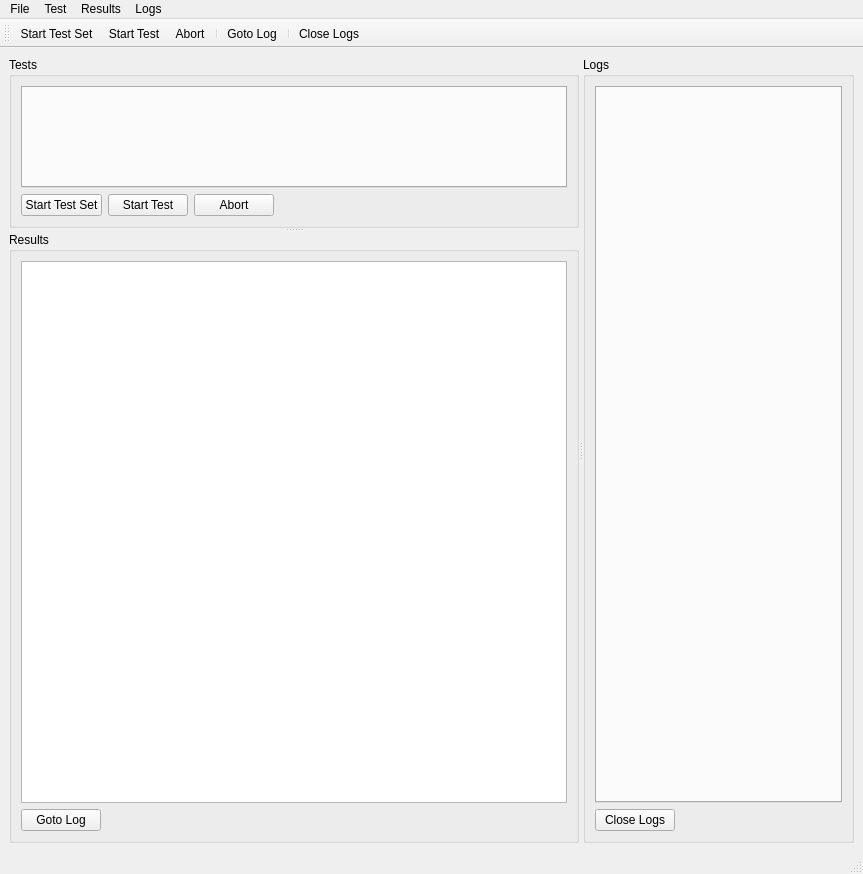
Old version of the form MainWindow.ui in the repository ViktorFagerlind/slash_gui.
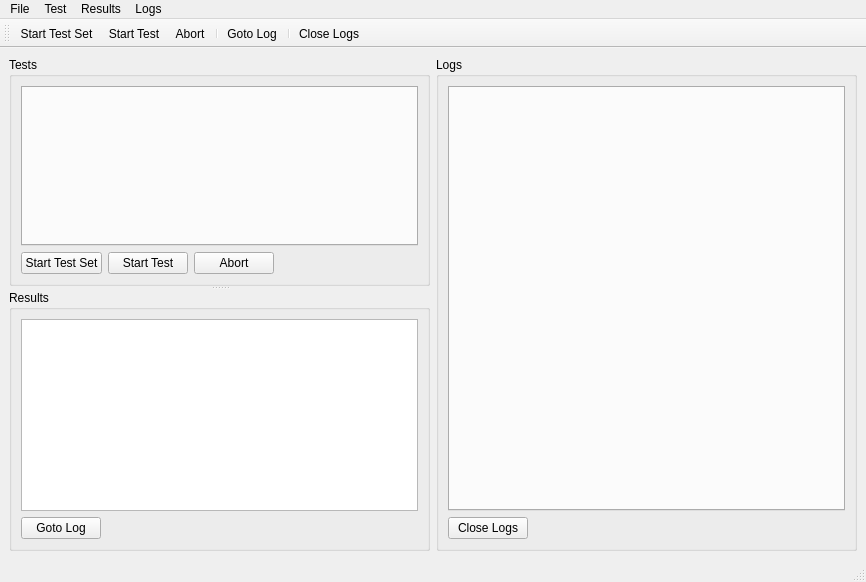
New version of the form. Icons and pictures are not drawn.

```diff
--- a/MainWindow.ui
+++ b/MainWindow.ui
@@ -6,25 +6,39 @@
    <rect>
     <x>0</x>
     <y>0</y>
-    <width>863</width>
-    <height>874</height>
+    <width>866</width>
+    <height>582</height>
    </rect>
   </property>
   <property name="windowTitle">
    <string>MainWindow</string>
   </property>
   <widget class="QWidget" name="centralwidget">
-   <layout class="QVBoxLayout" name="verticalLayout_2">
+   <layout class="QHBoxLayout" name="horizontalLayout_4">
     <item>
-     <widget class="QSplitter" name="splitter_2">
-      <property name="orientation">
-       <enum>Qt::Horizontal</enum>
-      </property>
       <widget class="QSplitter" name="splitter">
+      <property name="sizePolicy">
+       <sizepolicy hsizetype="Preferred" vsizetype="Preferred">
+        <horstretch>1</horstretch>
+        <verstretch>0</verstretch>
+       </sizepolicy>
+      </property>
        <property name="orientation">
         <enum>Qt::Vertical</enum>
        </property>
        <widget class="QGroupBox" name="groupBoxTests">
+       <property name="sizePolicy">
+        <sizepolicy hsizetype="Preferred" vsizetype="Preferred">
+         <horstretch>0</horstretch>
+         <verstretch>1</verstretch>
+        </sizepolicy>
+       </property>
+       <property name="minimumSize">
+        <size>
+         <width>0</width>
+         <height>200</height>
+        </size>
+       </property>
         <property name="baseSize">
          <size>
           <width>0</width>
@@ -98,6 +112,12 @@
         </layout>
        </widget>
        <widget class="QGroupBox" name="groupBoxResults">
+       <property name="sizePolicy">
+        <sizepolicy hsizetype="Preferred" vsizetype="Preferred">
+         <horstretch>0</horstretch>
+         <verstretch>0</verstretch>
+        </sizepolicy>
+       </property>
         <property name="title">
          <string>Results</string>
         </property>
@@ -146,7 +166,15 @@
         </layout>
        </widget>
       </widget>
+    </item>
+    <item>
       <widget class="QGroupBox" name="groupBoxLog">
+      <property name="sizePolicy">
+       <sizepolicy hsizetype="Preferred" vsizetype="Expanding">
+        <horstretch>1</horstretch>
+        <verstretch>0</verstretch>
+       </sizepolicy>
+      </property>
        <property name="title">
         <string>Logs</string>
        </property>
@@ -191,7 +219,6 @@
         </item>
        </layout>
       </widget>
-     </widget>
     </item>
    </layout>
   </widget>
@@ -200,7 +227,7 @@
     <rect>
      <x>0</x>
      <y>0</y>
-     <width>863</width>
+     <width>866</width>
      <height>21</height>
     </rect>
    </property>
```
Lines whose indentation alone changed are shown as unchanged.
